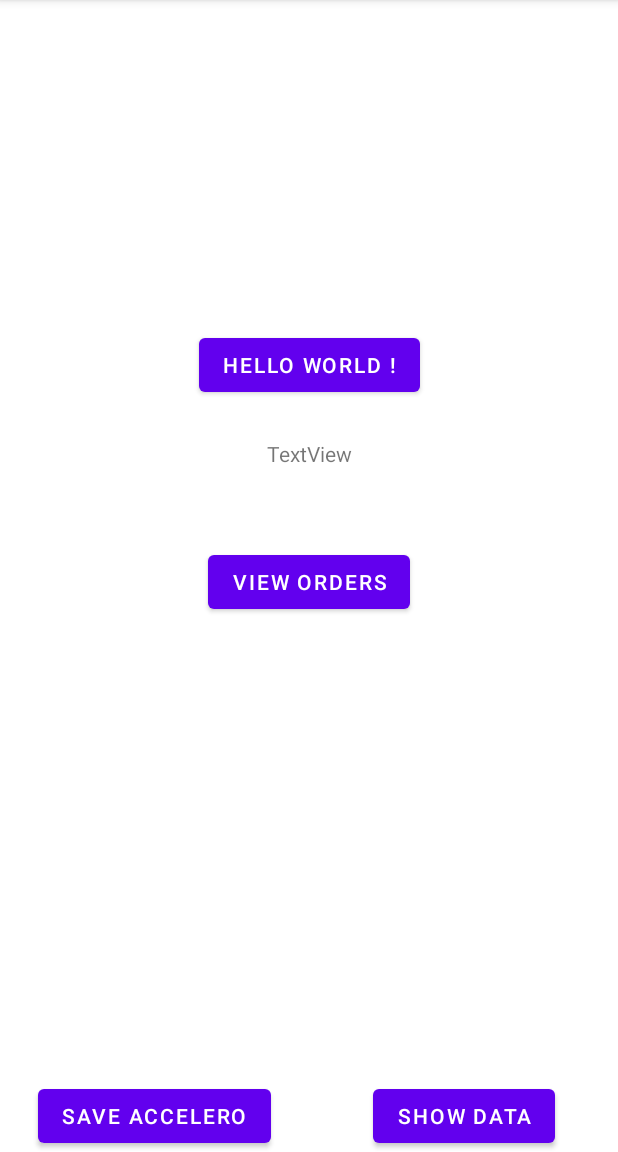
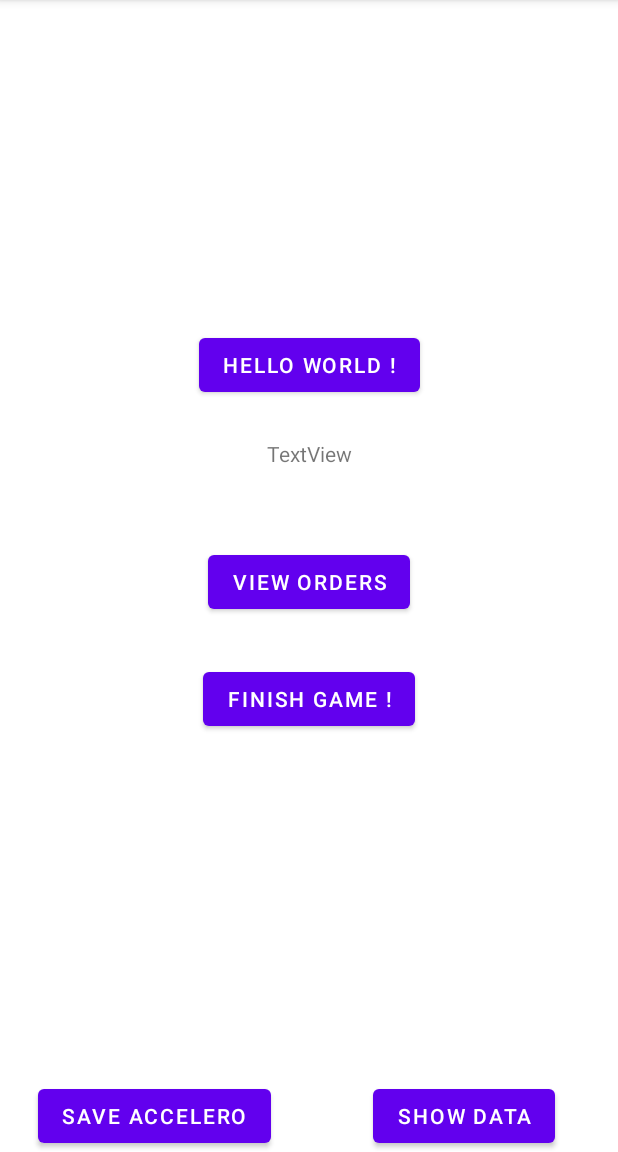
Before and after one commit to hamzaayoub98/Ihm-reparties-regency, an Android app: the screen it shows after launch (MainActivity), on a phone screen of 412 x 824 dp, the part 84-1236 px from its top. Run offline under Robolectric (Android 15) with nearby library versions, the phone set to English and light mode, and no system bars; libraries missing offline, so code that uses them is left out: org.osmdroid.api, org.osmdroid.config, org.osmdroid.tileprovider, org.osmdroid.util, org.osmdroid.views; pictures from the network do not load; 1 statement that could not run was skipped.

Commit message:
Ajout boucle toutes 2 secs call API backend + bouton finish game method POST

```diff
--- a/mobile/app/src/main/java/com/example/ihm_reparties/ApiInterface.java
+++ b/mobile/app/src/main/java/com/example/ihm_reparties/ApiInterface.java
@@ -3,6 +3,7 @@ package com.example.ihm_reparties;
 import java.util.List;
 
 import retrofit2.Call;
+import retrofit2.http.Body;
 import retrofit2.http.Field;
 import retrofit2.http.FormUrlEncoded;
 import retrofit2.http.GET;
@@ -12,15 +13,11 @@ import retrofit2.http.Query;
 public interface ApiInterface {
 
 
-//// For POST request
-//
-//    @FormUrlEncoded    // annotation that used with POST type request
-//    @POST("/demo/login.php") // specify the sub url for our base url
-//    public void login(
-//            @Field("user_email") String user_email,
-//            @Field("user_pass") String user_pass, Callback<SignUpResponse> callback);
-//
-////user_email and user_pass are the post parameters and SignUpResponse is a POJO class which recieves the response of this API
+// For POST request
+
+
+    @POST("/finish") // specify the sub url for our base url
+    Call<FinishGame> finishGame(@Body FinishGame finishGame);
 
 
 // for GET request
--- a/mobile/app/src/main/res/layout/activity_main.xml
+++ b/mobile/app/src/main/res/layout/activity_main.xml
@@ -71,4 +71,14 @@
         app:layout_constraintStart_toStartOf="parent"
         app:layout_constraintTop_toBottomOf="@+id/textViewAnswer" />
 
+    <Button
+        android:id="@+id/button_finish_game"
+        android:layout_width="wrap_content"
+        android:layout_height="wrap_content"
+        android:layout_marginTop="30dp"
+        android:text="Finish Game !"
+        app:layout_constraintEnd_toEndOf="parent"
+        app:layout_constraintStart_toStartOf="parent"
+        app:layout_constraintTop_toBottomOf="@+id/button_view_orders" />
+
 </androidx.constraintlayout.widget.ConstraintLayout>
--- a/mobile/app/src/main/res/layout/activity_orders_item.xml
+++ b/mobile/app/src/main/res/layout/activity_orders_item.xml
@@ -13,6 +13,8 @@
         android:layout_width="0dp"
         android:layout_height="wrap_content"
         android:layout_weight="1"
-        />
+        android:textAlignment="center"
+        android:textSize="16sp"
+        android:paddingBottom="10dp"/>
 
 </LinearLayout>
```
Also changed, not shown: mobile/app/src/main/java/com/example/ihm_reparties/FinishGame.java (added, +31 -0 lines), mobile/app/src/main/java/com/example/ihm_reparties/MainActivity.java (+35 -3 lines), mobile/app/src/main/java/com/example/ihm_reparties/OrdersActivity.java (+33 -3 lines).
